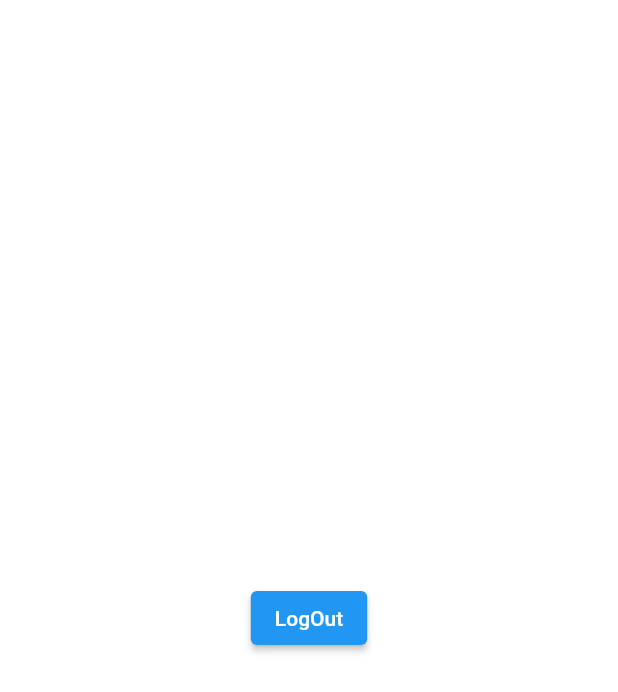
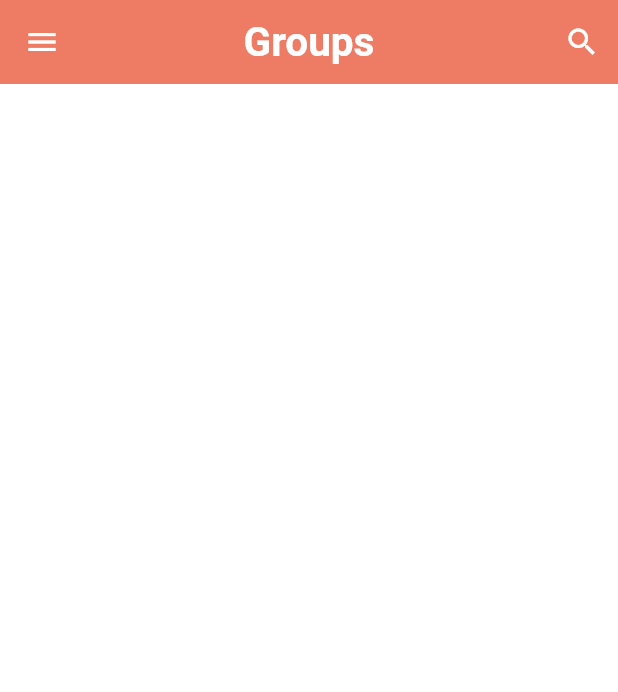
Before and after one commit to MohammedRashidMalappuram/chat_app, a Flutter app: the HomePage screen opened directly, on a phone screen of 412 x 824 dp. Shown: the top 692 px of the screen. Run offline on Flutter 3.47's test engine with Material 2 defaults, Android fonts, the phone set to English and light mode, and no system bars; our stand-ins replace cloud_firestore, firebase_auth, firebase_core, shared_preferences; accounts and stored records are empty.

Commit message:
HomePageCompleteUI

```diff
--- a/lib/helper/helper_function.dart
+++ b/lib/helper/helper_function.dart
@@ -27,4 +27,14 @@ class HelperFunctions {
     SharedPreferences sf = await SharedPreferences.getInstance();
     return sf.getBool(userLoggedInKey);
   }
+
+  static Future<String?> getUserEmailFromSF() async {
+    SharedPreferences sf = await SharedPreferences.getInstance();
+    return sf.getString(userEmailKey);
+  }
+
+  static Future<String?> getUserNameFromSF() async {
+    SharedPreferences sf = await SharedPreferences.getInstance();
+    return sf.getString(userNameKey);
+  }
 }
--- a/lib/pages/home_page.dart
+++ b/lib/pages/home_page.dart
@@ -1,4 +1,9 @@
+import 'package:chat_app/helper/helper_function.dart';
+import 'package:chat_app/pages/auth/login_page.dart';
+import 'package:chat_app/pages/profile_page.dart';
+import 'package:chat_app/pages/search_page.dart';
 import 'package:chat_app/service/auth_service.dart';
+import 'package:chat_app/widgets/widgets.dart';
 import 'package:flutter/material.dart';
 
 class HomePage extends StatefulWidget {
@@ -9,16 +14,136 @@ class HomePage extends StatefulWidget {
 }
 
 class _HomePageState extends State<HomePage> {
+  String userName = "";
+  String email = "";
+
   AuthService authService = AuthService();
+  @override
+  void initState() {
+    super.initState();
+    gettingUserData();
+  }
+
+  gettingUserData() async {
+    await HelperFunctions.getUserEmailFromSF().then((value) {
+      setState(() {
+        email = value!;
+      });
+    });
+    await HelperFunctions.getUserNameFromSF().then((val) {
+      setState(() {
+        userName = val!;
+      });
+    });
+  }
+
   @override
   Widget build(BuildContext context) {
     return Scaffold(
-      body: Center(
-        child: ElevatedButton(
-            onPressed: () {
-              authService.signOut();
-            },
-            child: Text('LogOut')),
+      appBar: AppBar(
+        actions: [
+          IconButton(
+              onPressed: () {
+                nextScreen(context, const SearchPage());
+              },
+              icon: const Icon(Icons.search))
+        ],
+        elevation: 0,
+        centerTitle: true,
+        backgroundColor: Theme.of(context).primaryColor,
+        title: const Text(
+          "Groups",
+          style: TextStyle(
+              color: Colors.white, fontWeight: FontWeight.bold, fontSize: 27),
+        ),
+      ),
+      drawer: Drawer(
+        child: ListView(
+          padding: const EdgeInsets.symmetric(vertical: 50),
+          children: <Widget>[
+            Icon(
+              Icons.account_circle,
+              size: 150,
+              color: Colors.grey[700],
+            ),
+            const SizedBox(height: 15),
+            Text(
+              userName,
+              textAlign: TextAlign.center,
+              style: const TextStyle(fontWeight: FontWeight.bold),
+            ),
+            const SizedBox(height: 30),
+            const Divider(height: 2),
+            ListTile(
+              onTap: () {},
+              selectedColor: Theme.of(context).primaryColor,
+              selected: true,
+              contentPadding:
+                  const EdgeInsets.symmetric(horizontal: 20, vertical: 5),
+              leading: const Icon(Icons.group),
+              title: const Text(
+                "Groups",
+                style: TextStyle(color: Colors.black),
+              ),
+            ),
+            ListTile(
+              onTap: () {
+                nextScreen(context, const ProfilePage());
+              },
+              contentPadding:
+                  const EdgeInsets.symmetric(horizontal: 20, vertical: 5),
+              leading: const Icon(Icons.group),
+              title: const Text(
+                "Profile",
+                style: TextStyle(color: Colors.black),
+              ),
+            ),
+            ListTile(
+              onTap: () async {
+                showDialog(
+                    barrierDismissible: false,
+                    context: context,
+                    builder: (context) {
+                      return AlertDialog(
+                        title: const Text("Logout"),
+                        content: const Text("Are you sure want to logout?"),
+                        actions: [
+                          IconButton(
+                            onPressed: () {
+                              Navigator.pop(context);
+                            },
+                            icon: const Icon(
+                              Icons.cancel,
+                              color: Colors.red,
+                            ),
+                          ),
+                          IconButton(
+                            onPressed: () async {
+                              await authService.signOut();
+                              Navigator.of(context).pushAndRemoveUntil(
+                                  MaterialPageRoute(
+                                      builder: (context) => const LoginPage()),
+                                  (route) => false);
+                            },
+                            icon: const Icon(
+                              Icons.done,
+                              color: Colors.green,
+                            ),
+                          )
+                        ],
+                      );
+                    });
+              },
+              contentPadding:
+                  const EdgeInsets.symmetric(horizontal: 20, vertical: 5),
+              leading: const Icon(Icons.exit_to_app),
+              title: const Text(
+                "Logout",
+                style: TextStyle(color: Colors.black),
+              ),
+            )
+          ],
+        ),
       ),
     );
   }
```
Also changed, not shown: lib/pages/profile_page.dart (added, +19 -0 lines), lib/pages/search_page.dart (added, +17 -0 lines).
